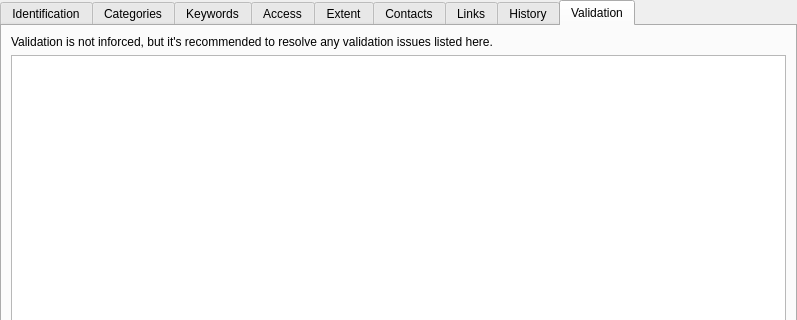
This is src/ui/qgsmetadatawidget.ui in qgis/QGIS as Qt 5 draws it before an edit; both pictures show x 0 to 797 and y 0 to 320 of the 797 by 568 pixel window. The edited form follows.
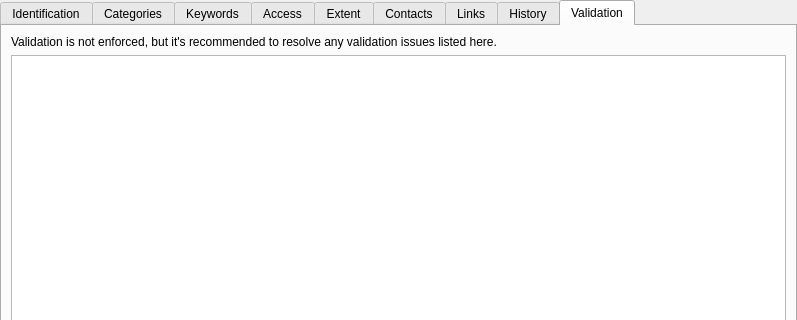
This is the edited form. The open tabs and pages were chosen to show the change. Icons and pictures are not drawn. Custom widgets are drawn as their Qt base class.

Commit message: typo: inforced->enforced

```diff
--- a/src/ui/qgsmetadatawidget.ui
+++ b/src/ui/qgsmetadatawidget.ui
@@ -1250,7 +1250,7 @@
        <item>
         <widget class="QLabel" name="label_28">
          <property name="text">
-          <string>Validation is not inforced, but it's recommended to resolve any validation issues listed here.</string>
+          <string>Validation is not enforced, but it's recommended to resolve any validation issues listed here.</string>
          </property>
         </widget>
        </item>
```
